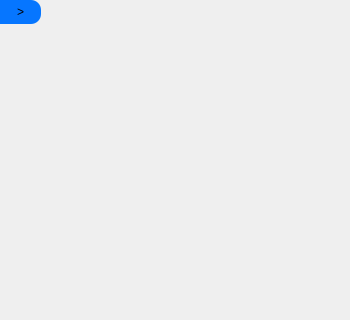
Reynardd/MoonMessenger_TheDebuggingDudes_1, file chatlistpage.ui: the form before one commit; both pictures show x 0 to 350 and y 0 to 320 of the 350 by 500 pixel window.
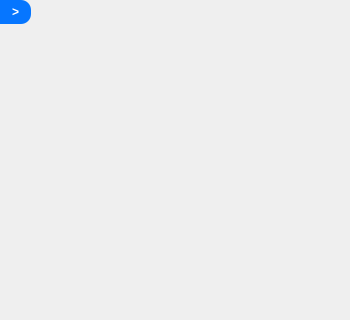
The form after the commit. Icons and pictures are not drawn.

Commit message: Animation Added to menu

```diff
--- a/chatlistpage.ui
+++ b/chatlistpage.ui
@@ -141,13 +141,19 @@
      <rect>
       <x>0</x>
       <y>0</y>
-      <width>41</width>
+      <width>31</width>
       <height>24</height>
      </rect>
     </property>
+    <property name="font">
+     <font>
+      <bold>true</bold>
+     </font>
+    </property>
     <property name="styleSheet">
      <string notr="true">
 QPushButton {
+	color:white;
     border-radius: 12px;
 	border-color: rgb(6, 118, 255);
 	background-color: rgb(6, 118, 255);
```
The commit also changes 1 other file.
